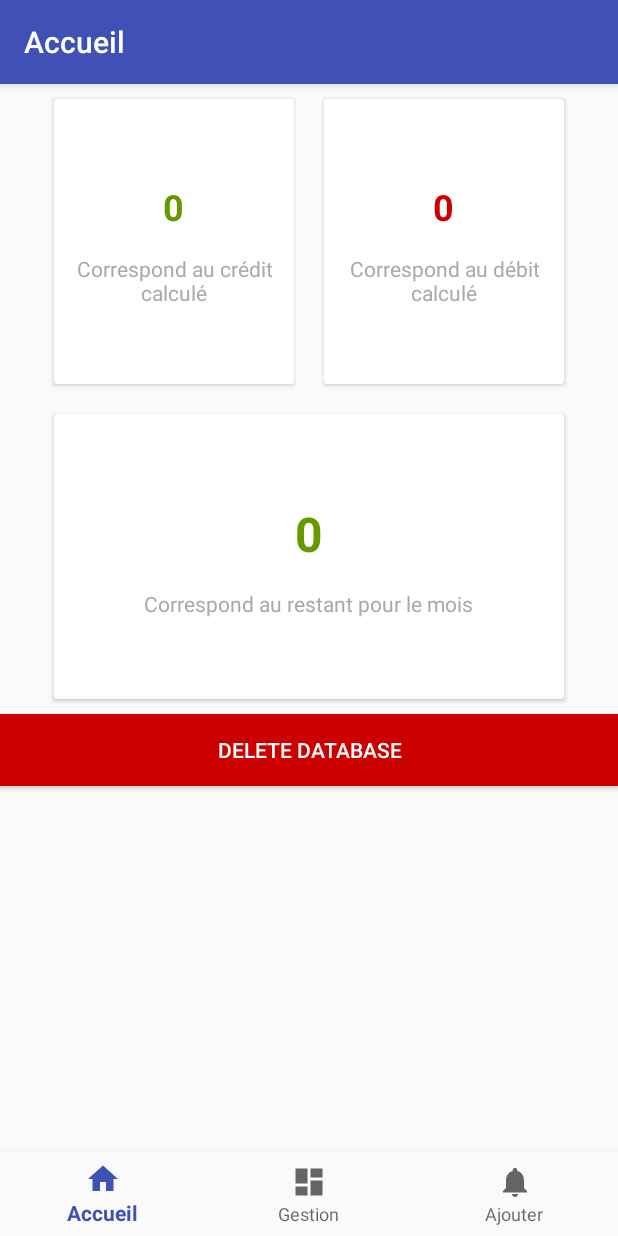
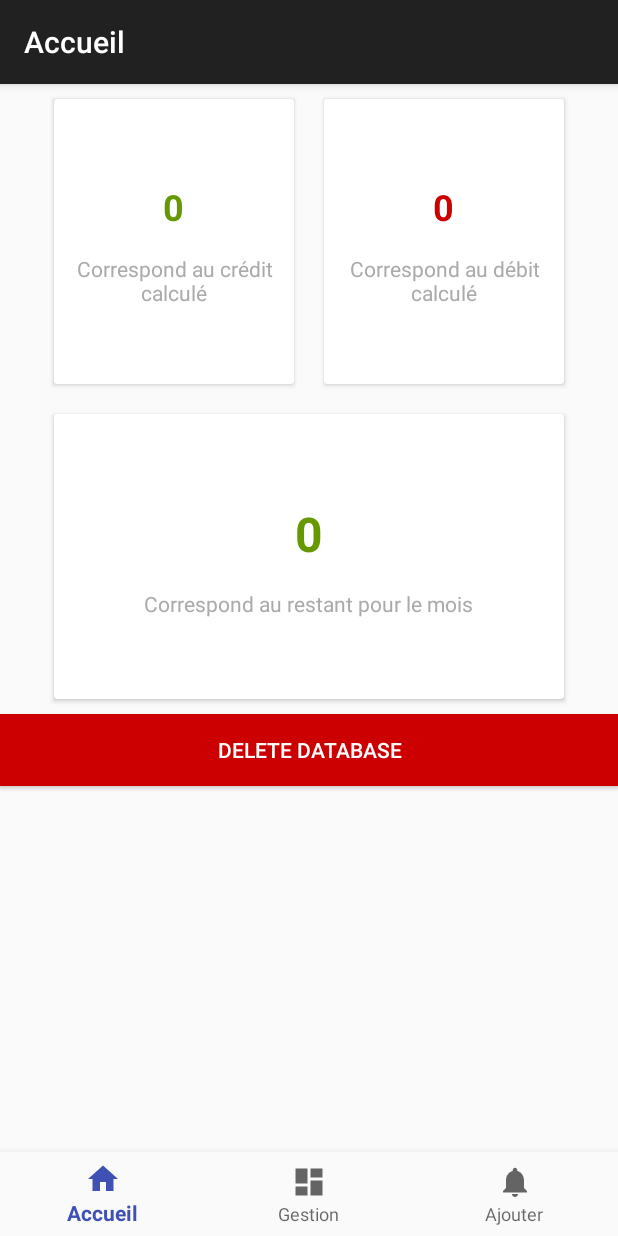
Before and after one commit to JuGid/money_month, an Android app: the screen it shows after launch (MainActivity), on a phone screen of 412 x 824 dp. Run offline under Robolectric (Android 15) with nearby library versions, the phone set to English and light mode, and no system bars.

Commit message:
Ajout toolbar pour futur menu

```diff
--- a/app/src/main/java/com/blogspot/atifsoftwares/bottomnavigation/MainActivity.java
+++ b/app/src/main/java/com/blogspot/atifsoftwares/bottomnavigation/MainActivity.java
@@ -5,7 +5,9 @@ import android.support.annotation.NonNull;
 import android.support.design.widget.BottomNavigationView;
 import android.support.v4.app.FragmentTransaction;
 import android.support.v7.app.AppCompatActivity;
+import android.support.v7.widget.Toolbar;
 import android.util.Log;
+import android.view.Menu;
 import android.view.MenuItem;
 import android.view.View;
 import android.widget.ArrayAdapter;
@@ -28,16 +30,25 @@ public class MainActivity extends AppCompatActivity {
     private EditText montantChiffre;
     private RadioButton rbCred;
     private RadioButton rbDeb;
-
-
-
-
+    private Toolbar toolbar;
+    private Menu menuGeneral;
     @Override
     protected void onCreate(Bundle savedInstanceState) {
 
 
         super.onCreate(savedInstanceState);
         setContentView(R.layout.activity_main);
+
+        toolbar = (Toolbar) findViewById(R.id.genToolbar);
+        //menuGeneral = (Menu)findViewById(R.menu.menu_gen);
+        //menuGeneral.addSubMenu("Plus");
+        setSupportActionBar(toolbar);
+        //if (getSupportActionBar() != null) {
+        //    getSupportActionBar().setTitle("Main Page");
+        //}
+        //toolbar.setSubtitle("Test Subtitle");
+        //toolbar.inflateMenu(R.menu.menu_gen);
+
         dtManager = new DataManager(this);
         dtManager.open();
         mTextMessage = (TextView) findViewById(R.id.message);
@@ -129,6 +140,12 @@ public class MainActivity extends AppCompatActivity {
                 Toast.LENGTH_LONG).show();
     }
 
-
-
+    /*
+    @Override
+    public boolean onCreateOptionsMenu(Menu menu) {
+        // Inflate the menu; this adds items to the action bar if it is present.
+        getMenuInflater().inflate(R.menu.menu_gen, menu);
+        return true;
+    }
+    */
 }
--- a/app/src/main/res/layout/activity_main.xml
+++ b/app/src/main/res/layout/activity_main.xml
@@ -1,4 +1,5 @@
 <?xml version="1.0" encoding="utf-8"?>
+
 <android.support.constraint.ConstraintLayout xmlns:android="http://schemas.android.com/apk/res/android"
     xmlns:app="http://schemas.android.com/apk/res-auto"
     xmlns:tools="http://schemas.android.com/tools"
@@ -6,12 +7,24 @@
     android:layout_width="match_parent"
     android:layout_height="match_parent"
     tools:context=".MainActivity">
+
+    <android.support.v7.widget.Toolbar
+        android:id="@+id/genToolbar"
+        android:layout_width="match_parent"
+        android:layout_height="?attr/actionBarSize"
+        android:background="?attr/colorPrimary"
+        android:elevation="4dp"
+        android:theme="@style/ToolBarStyle"
+        app:popupTheme="@style/ThemeOverlay.AppCompat.Light"
+        />
 <!--First we will create three fragments for our navigation bar-->
     <!--create frame layout where fragments will be displayed-->
     <FrameLayout
         android:id="@+id/fram"
         android:layout_width="match_parent"
-        android:layout_height="match_parent" />
+        android:layout_height="match_parent"
+        android:layout_marginTop="?attr/actionBarSize"
+        app:layout_constraintTop_toTopOf="parent" />
 
     <android.support.design.widget.BottomNavigationView
         android:id="@+id/navigation"
--- /dev/null
+++ b/app/src/main/res/menu/menu_gen.xml
@@ -0,0 +1,21 @@
+<?xml version="1.0" encoding="utf-8"?>
+<menu xmlns:android="http://schemas.android.com/apk/res/android"
+    xmlns:app="http://schemas.android.com/apk/res-auto">
+
+    <item
+        android:id="@+id/menu_main_setting"
+        android:icon="@drawable/ic_launcher_background"
+        android:orderInCategory="100"
+        app:showAsAction="always"
+        android:actionLayout="@layout/activity_main"
+        android:title="Setting" />
+
+    <item
+        android:id="@+id/menu_main_setting2"
+        android:icon="@drawable/ic_launcher_background"
+        android:orderInCategory="200"
+        app:showAsAction="always"
+        android:actionLayout="@layout/activity_main"
+        android:title="Setting" />
+
+</menu>
--- a/app/src/main/res/values/styles.xml
+++ b/app/src/main/res/values/styles.xml
@@ -1,11 +1,19 @@
 <resources>
 
     <!-- Base application theme. -->
-    <style name="AppTheme" parent="Theme.AppCompat.Light.DarkActionBar">
+    <style name="AppTheme" parent="Theme.AppCompat.Light.NoActionBar">
         <!-- Customize your theme here. -->
         <item name="colorPrimary">@color/colorPrimary</item>
         <item name="colorPrimaryDark">@color/colorPrimaryDark</item>
         <item name="colorAccent">@color/colorAccent</item>
     </style>
 
+    <style name="ToolBarStyle" parent="Theme.AppCompat">
+        <item name="android:textColorPrimary">@android:color/white</item>
+        <item name="android:textColorSecondary">@android:color/white</item>
+        <item name="actionMenuTextColor">@android:color/white</item>
+        <item name="actionOverflowButtonStyle">@android:color/white</item>
+        <item name="drawerArrowStyle">@android:color/white</item>
+    </style>
+
 </resources>
```
